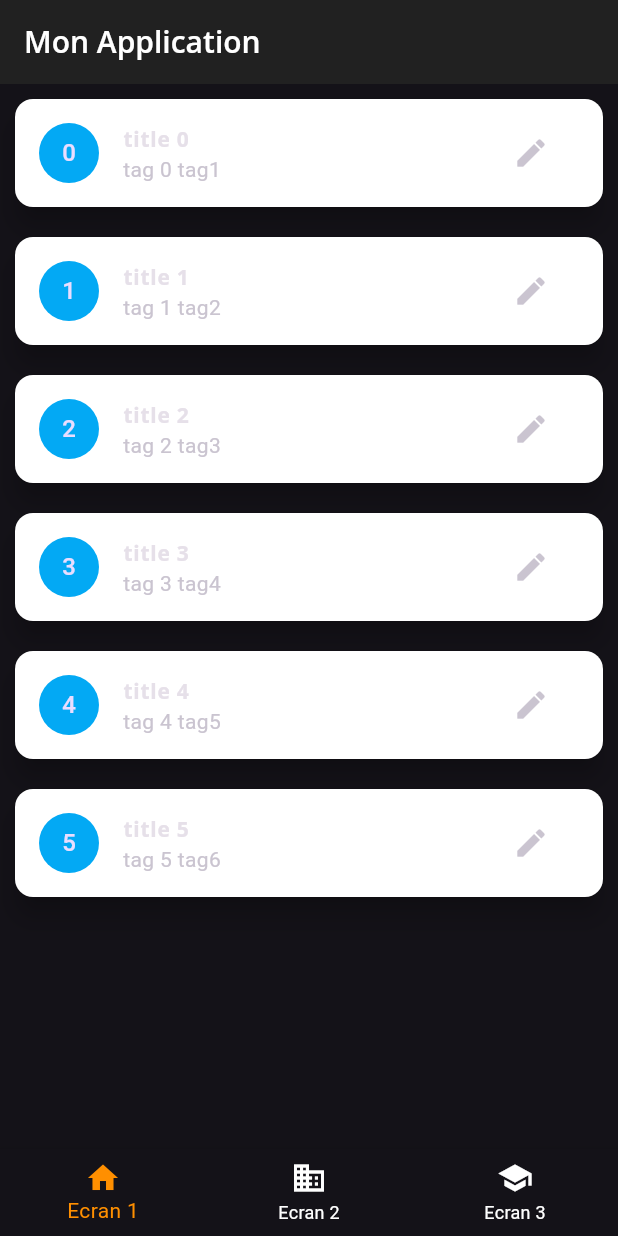
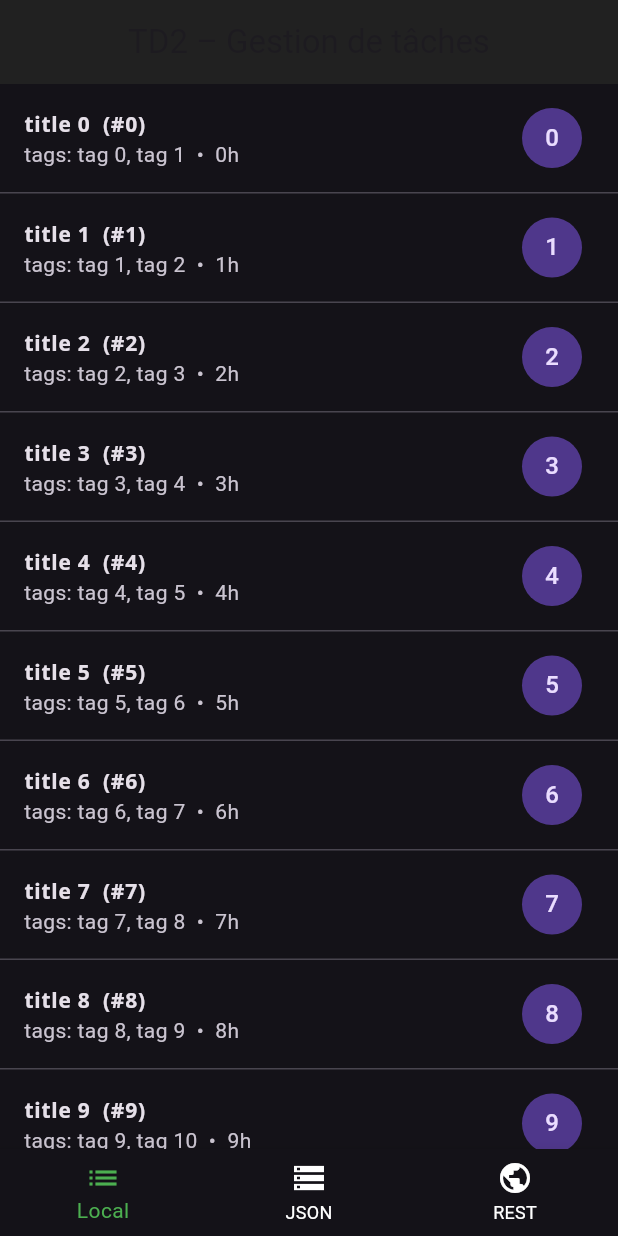
Before and after one commit to Prosox-is-afk/app2-dart, a Flutter app: the screen it shows after launch, on a phone screen of 412 x 824 dp. Run offline on Flutter 3.47's test engine with Material 3 defaults, Android fonts, the phone set to English and light mode, and no system bars; our stand-ins replace google_fonts.

Commit message:
version finale

```diff
--- a/lib/UI/card1.dart
+++ /dev/null
@@ -1,42 +0,0 @@
-import 'package:flutter/material.dart';
-import '../models/task.dart';
-import 'detail.dart';
-
-class Ecran1 extends StatelessWidget {
-  final List<Task> myTasks = Task.generateTask(6);
-
-  Ecran1({super.key});
-
-  @override
-  Widget build(BuildContext context) {
-    return ListView.builder(
-      itemCount: myTasks.length,
-      itemBuilder: (BuildContext context, int index) {
-        return Card(
-          color: Colors.white,
-          elevation: 7,
-          margin: const EdgeInsets.all(10),
-          child: ListTile(
-            leading: CircleAvatar(
-              backgroundColor: Colors.lightBlue,
-              child: Text(myTasks[index].id.toString()),
-            ),
-            title: Text(myTasks[index].title),
-            subtitle: Text(myTasks[index].tags.join(" ")),
-            trailing: IconButton(
-              icon: const Icon(Icons.edit),
-              onPressed: () {
-                Navigator.push(
-                  context,
-                  MaterialPageRoute(
-                    builder: (context) => Detail(task: myTasks[index]),
-                  ),
-                );
-              },
-            ),
-          ),
-        );
-      },
-    );
-  }
-}
--- a/lib/UI/home.dart
+++ /dev/null
@@ -1,39 +0,0 @@
-import 'package:flutter/material.dart';
-import 'card1.dart';
-import 'card2.dart';
-import 'card3.dart';
-
-class Home extends StatefulWidget {
-  @override
-  _HomeState createState() => _HomeState();
-}
-
-class _HomeState extends State<Home> {
-  int _selectedIndex = 0;
-
-  static List<Widget> pages = <Widget>[Ecran1(), Ecran2(), Ecran3()];
-
-  void _onItemTapped(int index) {
-    setState(() {
-      _selectedIndex = index;
-    });
-  }
-
-  @override
-  Widget build(BuildContext context) {
-    return Scaffold(
-      appBar: AppBar(title: const Text('Mon Application')),
-      body: pages.elementAt(_selectedIndex),
-      bottomNavigationBar: BottomNavigationBar(
-        items: const <BottomNavigationBarItem>[
-          BottomNavigationBarItem(icon: Icon(Icons.home), label: 'Ecran 1'),
-          BottomNavigationBarItem(icon: Icon(Icons.business), label: 'Ecran 2'),
-          BottomNavigationBarItem(icon: Icon(Icons.school), label: 'Ecran 3'),
-        ],
-        currentIndex: _selectedIndex,
-        selectedItemColor: Colors.amber[800],
-        onTap: _onItemTapped,
-      ),
-    );
-  }
-}
--- a/lib/main.dart
+++ b/lib/main.dart
@@ -1,15 +1,66 @@
-import 'package:app2/UI/home.dart';
 import 'package:flutter/material.dart';
-import 'package:app2/UI/mytheme.dart';
+import 'package:app2/mytheme.dart';
+
+import 'pages/local_list_page.dart';
+import 'pages/asset_list_page.dart';
+import 'pages/rest_list_page.dart';
 
 void main() {
-  runApp(MyApp2());
+  runApp(const TD2App());
 }
 
-class MyApp2 extends StatelessWidget {
+class TD2App extends StatefulWidget {
+  const TD2App({super.key});
+
+  @override
+  State<TD2App> createState() => _TD2AppState();
+}
+
+class _TD2AppState extends State<TD2App> {
+  int _selectedIndex = 0;
+
+  final _pages = const [
+    LocalListPage(), // liste générée localement
+    AssetListPage(), // liste via tasks.json
+    RestListPage(),  // liste via API REST
+  ];
+
   @override
   Widget build(BuildContext context) {
-    final theme = MyTheme.dark();
-    return MaterialApp(title: 'Flutter Demo', theme: theme, home: Home());
+    return MaterialApp(
+      title: 'TD2 Flutter',
+      debugShowCheckedModeBanner: false,
+      theme: MyTheme.dark(),
+      home: Scaffold(
+        appBar: AppBar(
+          title: Text(
+            'TD2 – Gestion de tâches',
+            style: Theme.of(context).textTheme.titleLarge,
+          ),
+          centerTitle: true,
+        ),
+        body: Center(
+          child: _pages[_selectedIndex],
+        ),
+        bottomNavigationBar: BottomNavigationBar(
+          currentIndex: _selectedIndex,
+          onTap: (index) => setState(() => _selectedIndex = index),
+          items: const [
+            BottomNavigationBarItem(
+              icon: Icon(Icons.list),
+              label: 'Local',
+            ),
+            BottomNavigationBarItem(
+              icon: Icon(Icons.storage),
+              label: 'JSON',
+            ),
+            BottomNavigationBarItem(
+              icon: Icon(Icons.public),
+              label: 'REST',
+            ),
+          ],
+        ),
+      ),
+    );
   }
 }
--- a/lib/models/task.dart
+++ b/lib/models/task.dart
@@ -1,13 +1,13 @@
 import 'package:flutter/material.dart';
 
 class Task {
-  int id;
-  String title;
-  List<String> tags;
-  int nbhours;
-  int difficulty;
-  String description;
-  Color color;
+  final int id;
+  final String title;
+  final List<String> tags;
+  final int nbhours;
+  final int difficulty;
+  final String description;
+  final Color color;
 
   Task({
     required this.id,
@@ -19,21 +19,35 @@ class Task {
     required this.color,
   });
 
-  static List<Task> generateTask(int i) {
-    List<Task> tasks = [];
-    for (int n = 0; n < i; n++) {
+  // Génération de tâches factices
+  static List<Task> generateTask(int count) {
+    final List<Task> tasks = [];
+    for (int n = 0; n < count; n++) {
       tasks.add(
         Task(
           id: n,
           title: "title $n",
-          tags: ['tag $n', 'tag${n + 1}'],
+          tags: ['tag $n', 'tag ${n + 1}'],
           nbhours: n,
           difficulty: n,
-          description: '$n',
-          color: Colors.lightBlue,
+          description: "Description de la tâche $n",
+          color: Colors.lightBlueAccent,
         ),
       );
     }
     return tasks;
   }
+
+  // Construction depuis le JSON pour l’API locale
+  factory Task.fromJson(Map<String, dynamic> json) {
+    return Task(
+      id: json['id'] ?? 0,
+      title: json['title'] ?? 'Sans titre',
+      tags: List<String>.from(json['tags'] ?? []),
+      nbhours: json['nbhours'] ?? 0,
+      difficulty: json['difficulty'] ?? json['difficuty'] ?? 0,
+      description: json['description'] ?? '',
+      color: Colors.teal,
+    );
+  }
 }
--- /dev/null
+++ b/lib/pages/local_list_page.dart
@@ -0,0 +1,30 @@
+import 'package:flutter/material.dart';
+import '../models/task.dart';
+import 'task_detail_page.dart';
+
+class LocalListPage extends StatelessWidget {
+  const LocalListPage({super.key});
+
+  @override
+  Widget build(BuildContext context) {
+    final tasks = Task.generateTask(20);
+    return ListView.separated(
+      itemCount: tasks.length,
+      separatorBuilder: (_, __) => const Divider(height: 1),
+      itemBuilder: (context, i) {
+        final t = tasks[i];
+        return ListTile(
+          title: Text('${t.title}  (#${t.id})'),
+          subtitle: Text('tags: ${t.tags.join(", ")}  •  ${t.nbhours}h'),
+          trailing: CircleAvatar(child: Text('${t.difficulty}')),
+          onTap: () {
+            Navigator.push(
+              context,
+              MaterialPageRoute(builder: (_) => TaskDetailPage(task: t)),
+            );
+          },
+        );
+      },
+    );
+  }
+}
```
Also changed, not shown: lib/UI/card2.dart (deleted, +0 -72 lines), lib/UI/card3.dart (deleted, +0 -12 lines), lib/UI/detail.dart (deleted, +0 -85 lines), lib/api/my_api.dart (added, +22 -0 lines), lib/pages/asset_list_page.dart (added, +44 -0 lines), lib/pages/rest_list_page.dart (added, +48 -0 lines), lib/pages/task_detail_page.dart (added, +39 -0 lines), pubspec.yaml (+49 -50 lines), assets/json/tasks.json (renamed from tasks.json), lib/api/myapi.dart (deleted), lib/mytheme.dart (renamed from lib/UI/mytheme.dart).
